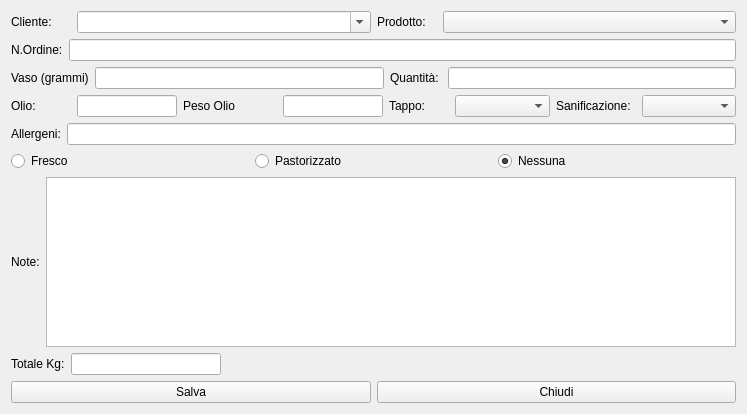
Qt form hmodifyrow.ui (fblabs/hamlet-mod-sancon) before a commit.
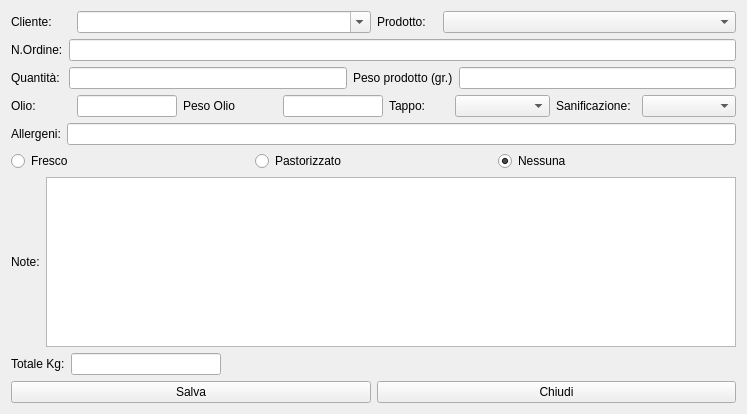
The same form after that commit. Icons and pictures are not drawn.

```diff
--- a/hmodifyrow.ui
+++ b/hmodifyrow.ui
@@ -81,25 +81,25 @@
    <item>
     <layout class="QGridLayout" name="gridLayout_4">
      <item row="0" column="0">
-      <widget class="QLabel" name="label_4">
-       <property name="text">
-        <string>Vaso (grammi)</string>
-       </property>
-      </widget>
-     </item>
-     <item row="0" column="2">
       <widget class="QLabel" name="label">
        <property name="text">
         <string>Quantità: </string>
        </property>
       </widget>
      </item>
-     <item row="0" column="1">
-      <widget class="QLineEdit" name="leVaso"/>
+     <item row="0" column="5">
+      <widget class="QLabel" name="label_4">
+       <property name="text">
+        <string>Peso prodotto (gr.)</string>
+       </property>
+      </widget>
      </item>
-     <item row="0" column="3">
+     <item row="0" column="4">
       <widget class="QLineEdit" name="leQuant"/>
      </item>
+     <item row="0" column="6">
+      <widget class="QLineEdit" name="leVaso"/>
+     </item>
     </layout>
    </item>
    <item>
```
Left out of the diff: 86 changed lines with no effect on the pictures.
